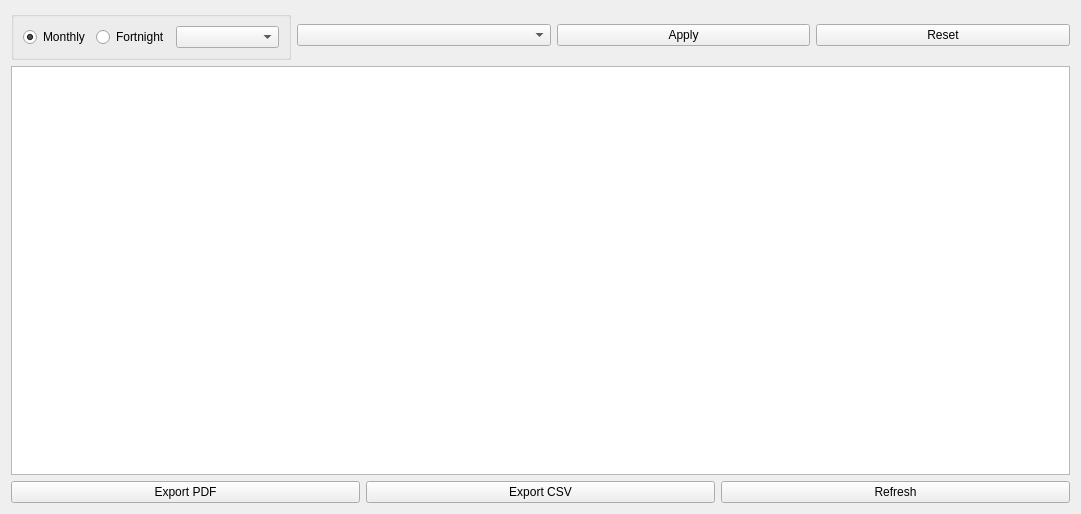
Justin-Kuchmy/JustPay_App, file UI/Dialogs/budget_utilization.ui: the form before one commit.
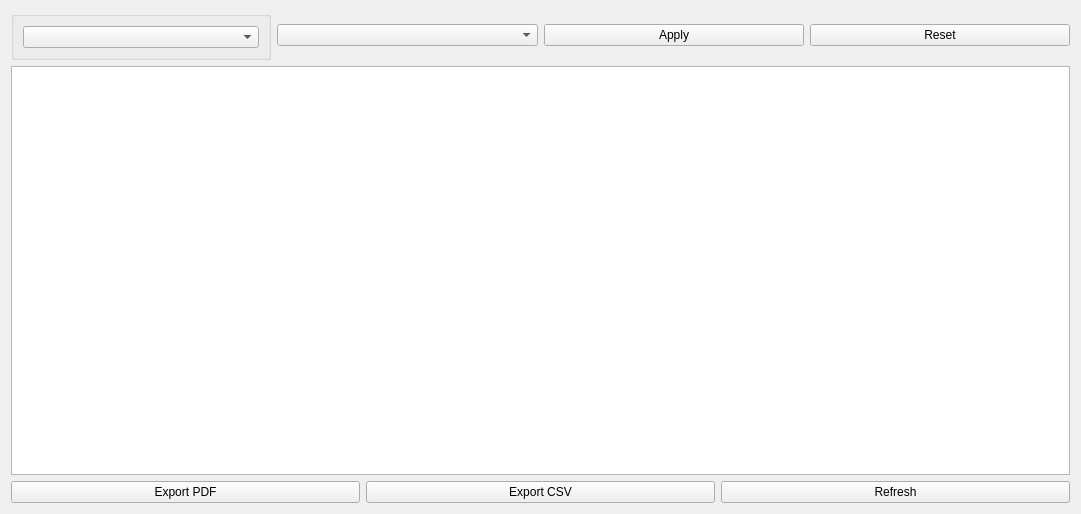
The form after the commit.

The edit to the form file:
```diff
--- a/UI/Dialogs/budget_utilization.ui
+++ b/UI/Dialogs/budget_utilization.ui
@@ -33,23 +33,6 @@
           <string/>
          </property>
          <layout class="QHBoxLayout" name="horizontalLayout">
-          <item>
-           <widget class="QRadioButton" name="radioButton_2">
-            <property name="text">
-             <string>Monthly</string>
-            </property>
-            <property name="checked">
-             <bool>true</bool>
-            </property>
-           </widget>
-          </item>
-          <item>
-           <widget class="QRadioButton" name="radioButton">
-            <property name="text">
-             <string>Fortnight</string>
-            </property>
-           </widget>
-          </item>
           <item>
            <widget class="QComboBox" name="payrollPeriodFilter">
             <property name="placeholderText">
```
Left out of the diff: 2 changed lines with no effect on the pictures.
